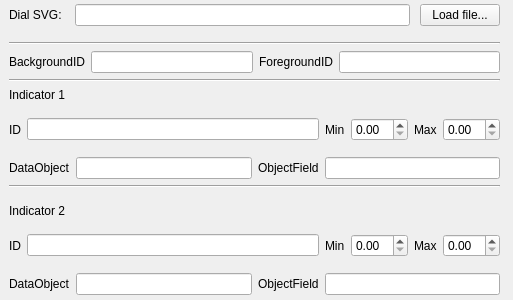
Before: the Qt Designer form ground/src/plugins/airspeed/airspeedgadgetoptionspage.ui in openpilot/OpenPilot, drawn with Qt 5.
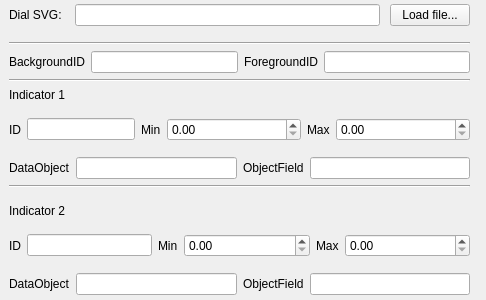
After: the same form once the commit is applied.

Patch:
```diff
--- a/ground/src/plugins/airspeed/airspeedgadgetoptionspage.ui
+++ b/ground/src/plugins/airspeed/airspeedgadgetoptionspage.ui
@@ -6,7 +6,7 @@
    <rect>
     <x>0</x>
     <y>0</y>
-    <width>513</width>
+    <width>486</width>
     <height>300</height>
    </rect>
   </property>
@@ -24,11 +24,14 @@
     <rect>
      <x>-1</x>
      <y>-1</y>
-     <width>511</width>
+     <width>481</width>
      <height>339</height>
     </rect>
    </property>
    <layout class="QVBoxLayout" name="verticalLayout" stretch="0,0,0,0,0,0,0">
+    <property name="sizeConstraint">
+     <enum>QLayout::SetMinimumSize</enum>
+    </property>
     <property name="leftMargin">
      <number>10</number>
     </property>
@@ -137,7 +140,14 @@
          </widget>
         </item>
         <item>
-         <widget class="QLineEdit" name="needle1ID"/>
+         <widget class="QLineEdit" name="needle1ID">
+          <property name="sizePolicy">
+           <sizepolicy hsizetype="Minimum" vsizetype="Fixed">
+            <horstretch>0</horstretch>
+            <verstretch>0</verstretch>
+           </sizepolicy>
+          </property>
+         </widget>
         </item>
         <item>
          <widget class="QLabel" name="label_6">
@@ -147,7 +157,17 @@
          </widget>
         </item>
         <item>
-         <widget class="QDoubleSpinBox" name="needle1Min"/>
+         <widget class="QDoubleSpinBox" name="needle1Min">
+          <property name="sizePolicy">
+           <sizepolicy hsizetype="MinimumExpanding" vsizetype="Fixed">
+            <horstretch>0</horstretch>
+            <verstretch>0</verstretch>
+           </sizepolicy>
+          </property>
+          <property name="maximum">
+           <double>100000.000000000000000</double>
+          </property>
+         </widget>
         </item>
         <item>
          <widget class="QLabel" name="label_7">
@@ -157,7 +177,17 @@
          </widget>
         </item>
         <item>
-         <widget class="QDoubleSpinBox" name="needle1Max"/>
+         <widget class="QDoubleSpinBox" name="needle1Max">
+          <property name="sizePolicy">
+           <sizepolicy hsizetype="MinimumExpanding" vsizetype="Fixed">
+            <horstretch>0</horstretch>
+            <verstretch>0</verstretch>
+           </sizepolicy>
+          </property>
+          <property name="maximum">
+           <double>100000.000000000000000</double>
+          </property>
+         </widget>
         </item>
        </layout>
       </item>
@@ -225,7 +255,14 @@
          </widget>
         </item>
         <item>
-         <widget class="QLineEdit" name="needle2ID"/>
+         <widget class="QLineEdit" name="needle2ID">
+          <property name="sizePolicy">
+           <sizepolicy hsizetype="MinimumExpanding" vsizetype="Fixed">
+            <horstretch>0</horstretch>
+            <verstretch>0</verstretch>
+           </sizepolicy>
+          </property>
+         </widget>
         </item>
         <item>
          <widget class="QLabel" name="label_18">
@@ -235,7 +272,17 @@
          </widget>
         </item>
         <item>
-         <widget class="QDoubleSpinBox" name="needle2Min"/>
+         <widget class="QDoubleSpinBox" name="needle2Min">
+          <property name="sizePolicy">
+           <sizepolicy hsizetype="MinimumExpanding" vsizetype="Fixed">
+            <horstretch>0</horstretch>
+            <verstretch>0</verstretch>
+           </sizepolicy>
+          </property>
+          <property name="maximum">
+           <double>100000.000000000000000</double>
+          </property>
+         </widget>
         </item>
         <item>
          <widget class="QLabel" name="label_19">
@@ -245,7 +292,17 @@
          </widget>
         </item>
         <item>
-         <widget class="QDoubleSpinBox" name="needle2Max"/>
+         <widget class="QDoubleSpinBox" name="needle2Max">
+          <property name="sizePolicy">
+           <sizepolicy hsizetype="MinimumExpanding" vsizetype="Fixed">
+            <horstretch>0</horstretch>
+            <verstretch>0</verstretch>
+           </sizepolicy>
+          </property>
+          <property name="maximum">
+           <double>100000.000000000000000</double>
+          </property>
+         </widget>
         </item>
        </layout>
       </item>
```
Left out of the diff: 8 changed lines with no effect on the pictures.
